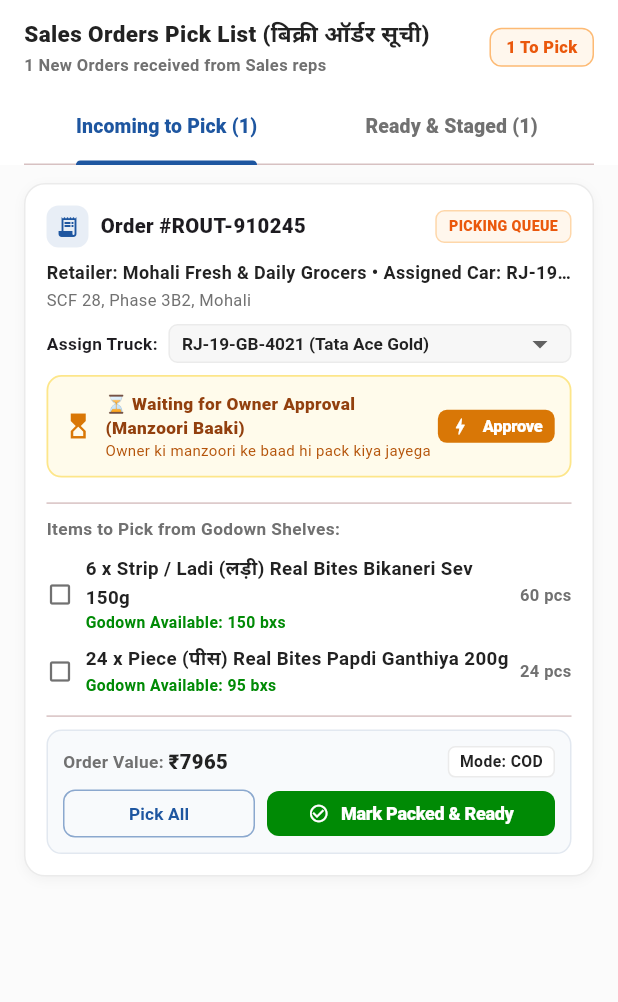
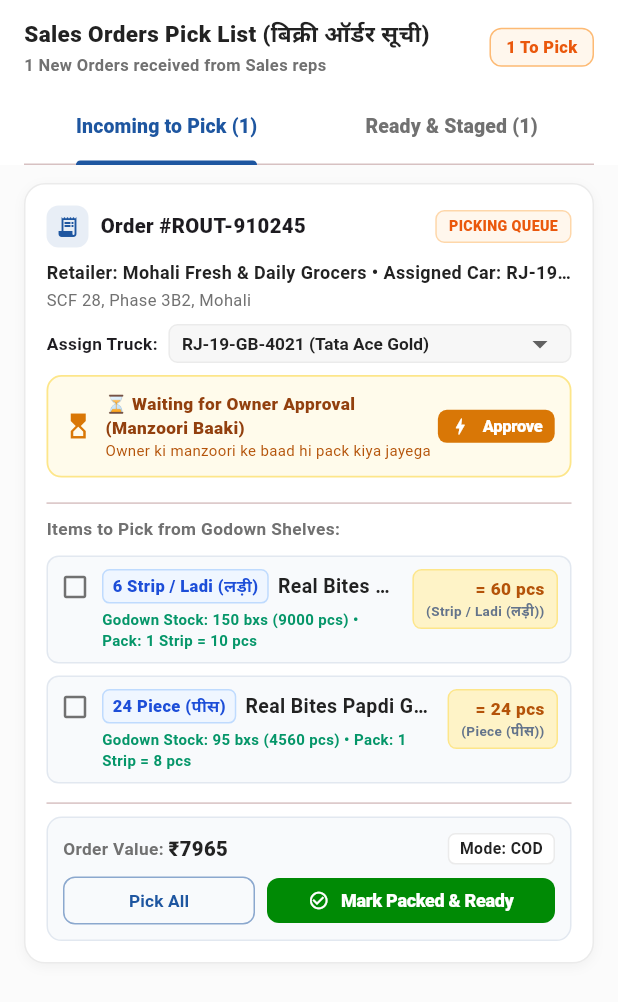
Before and after one commit to thisisrakeshhhh/app, a Flutter app: the WarehousePickingView widget shown alone on an empty page, opened directly with empty values, on a phone screen of 412 x 824 dp. Shown: the top 1002 px of the screen. Run offline on Flutter 3.47's test engine with Material 3 defaults, Android fonts, the light colour scheme and no system bars; our stand-ins replace drift, flutter_secure_storage, geolocator, google_maps_flutter, share_plus; accounts and stored records are empty; generated files the repository leaves out were written again.

Commit message:
feat(warehouse): enhance Option C multi-unit picking with original unit badges and total equivalent pieces

```diff
--- a/flutter/lib/screens/views/warehouse_subviews.dart
+++ b/flutter/lib/screens/views/warehouse_subviews.dart
@@ -2628,10 +2628,11 @@
               const Text('Items to Pick from Godown Shelves:', style: TextStyle(fontSize: 11.5, fontWeight: FontWeight.w700, color: AirbnbTheme.grey)),
               const SizedBox(height: 6),
 
-              // Item rows with Checkboxes
+              // Item rows with Checkboxes (Option C: Original Unit + Equivalent Pieces)
               ...ord.items.map((it) {
                 final isChecked = pickedSet.contains(it.product.id);
                 final prod = widget.api.products.firstWhere((p) => p.id == it.product.id, orElse: () => it.product);
+                final totalEquivalentPcs = it.totalPieces;
 
                 return InkWell(
                   onTap: () {
@@ -2645,43 +2646,105 @@
                     });
                   },
                   borderRadius: BorderRadius.circular(8),
-                  child: Padding(
-                    padding: const EdgeInsets.symmetric(vertical: 4),
+                  child: Container(
+                    margin: const EdgeInsets.symmetric(vertical: 4),
+                    padding: const EdgeInsets.all(8),
+                    decoration: BoxDecoration(
+                      color: isChecked ? const Color(0xFFF1F5F9) : const Color(0xFFF8FAFC),
+                      borderRadius: BorderRadius.circular(8),
+                      border: Border.all(
+                        color: isChecked ? const Color(0xFF86EFAC) : const Color(0xFFE2E8F0),
+                      ),
+                    ),
                     child: Row(
+                      crossAxisAlignment: CrossAxisAlignment.start,
                       children: [
-                        Icon(
-                          isChecked ? Icons.check_box : Icons.check_box_outline_blank,
-                          size: 18,
-                          color: isChecked ? AirbnbTheme.success : AirbnbTheme.grey,
+                        Padding(
+                          padding: const EdgeInsets.only(top: 2),
+                          child: Icon(
+                            isChecked ? Icons.check_box : Icons.check_box_outline_blank,
+                            size: 20,
+                            color: isChecked ? AirbnbTheme.success : AirbnbTheme.grey,
+                          ),
                         ),
                         const SizedBox(width: 8),
                         Expanded(
                           child: Column(
                             crossAxisAlignment: CrossAxisAlignment.start,
                             children: [
+                              Row(
+                                children: [
+                                  Container(
+                                    padding: const EdgeInsets.symmetric(horizontal: 6, vertical: 2),
+                                    decoration: BoxDecoration(
+                                      color: const Color(0xFFEFF6FF),
+                                      borderRadius: BorderRadius.circular(5),
+                                      border: Border.all(color: const Color(0xFFBFDBFE)),
+                                    ),
+                                    child: Text(
+                                      '${it.quantity} ${it.unit.label}',
+                                      style: const TextStyle(
+                                        fontSize: 11,
+                                        fontWeight: FontWeight.w800,
+                                        color: Color(0xFF1D4ED8),
+                                      ),
+                                    ),
+                                  ),
+                                  const SizedBox(width: 6),
+                                  Expanded(
+                                    child: Text(
+                                      it.product.name,
+                                      maxLines: 1,
+                                      overflow: TextOverflow.ellipsis,
+                                      style: TextStyle(
+                                        fontSize: 13,
+                                        fontWeight: FontWeight.w700,
+                                        decoration: isChecked ? TextDecoration.lineThrough : null,
+                                        color: isChecked ? AirbnbTheme.grey : AirbnbTheme.dark,
+                                      ),
+                                    ),
+                                  ),
+                                ],
+                              ),
+                              const SizedBox(height: 3),
                               Text(
-                                '${it.quantity} x ${it.unit.label} ${it.product.name}',
+                                'Godown Stock: ${prod.godownStockBoxes} bxs (${prod.godownStockBoxes * prod.boxQty} pcs) • Pack: 1 Strip = ${prod.stripQty} pcs',
                                 style: TextStyle(
-                                  fontSize: 12.5,
-                                  fontWeight: FontWeight.w600,
-                                  decoration: isChecked ? TextDecoration.lineThrough : null,
-                                  color: isChecked ? AirbnbTheme.grey : AirbnbTheme.dark,
-                                ),
-                              ),
-                              Text(
-                                'Godown Available: ${prod.godownStockBoxes} bxs',
-                                style: TextStyle(
-                                  fontSize: 10.5,
-                                  color: prod.godownStockBoxes > 0 ? AirbnbTheme.success : Colors.red,
+                                  fontSize: 10,
+                                  color: prod.godownStockBoxes > 0 ? const Color(0xFF059669) : Colors.red,
                                   fontWeight: FontWeight.w600,
                                 ),
                               ),
                             ],
                           ),
                         ),
-                        Text(
-                          '${it.totalPieces} pcs',
-                          style: const TextStyle(fontSize: 11, color: AirbnbTheme.grey, fontWeight: FontWeight.w600),
+                        const SizedBox(width: 8),
+                        Container(
+                          padding: const EdgeInsets.symmetric(horizontal: 8, vertical: 4),
+                          decoration: BoxDecoration(
+                            color: isChecked ? const Color(0xFFDCFCE7) : const Color(0xFFFEF3C7),
+                            borderRadius: BorderRadius.circular(6),
+                            border: Border.all(
+                              color: isChecked ? const Color(0xFF86EFAC) : const Color(0xFFFDE68A),
+                            ),
+                          ),
+                          child: Column(
+                            crossAxisAlignment: CrossAxisAlignment.end,
+                            children: [
+                              Text(
+                                '= $totalEquivalentPcs pcs',
+                                style: TextStyle(
+                                  fontSize: 11.5,
+                                  fontWeight: FontWeight.w900,
+                                  color: isChecked ? const Color(0xFF15803D) : const Color(0xFFB45309),
+                                ),
+                              ),
+                              Text(
+                                '(${it.unit.label})',
+                                style: const TextStyle(fontSize: 9, color: Color(0xFF64748B), fontWeight: FontWeight.w600),
+                              ),
+                            ],
+                          ),
                         ),
                       ],
                     ),
```
